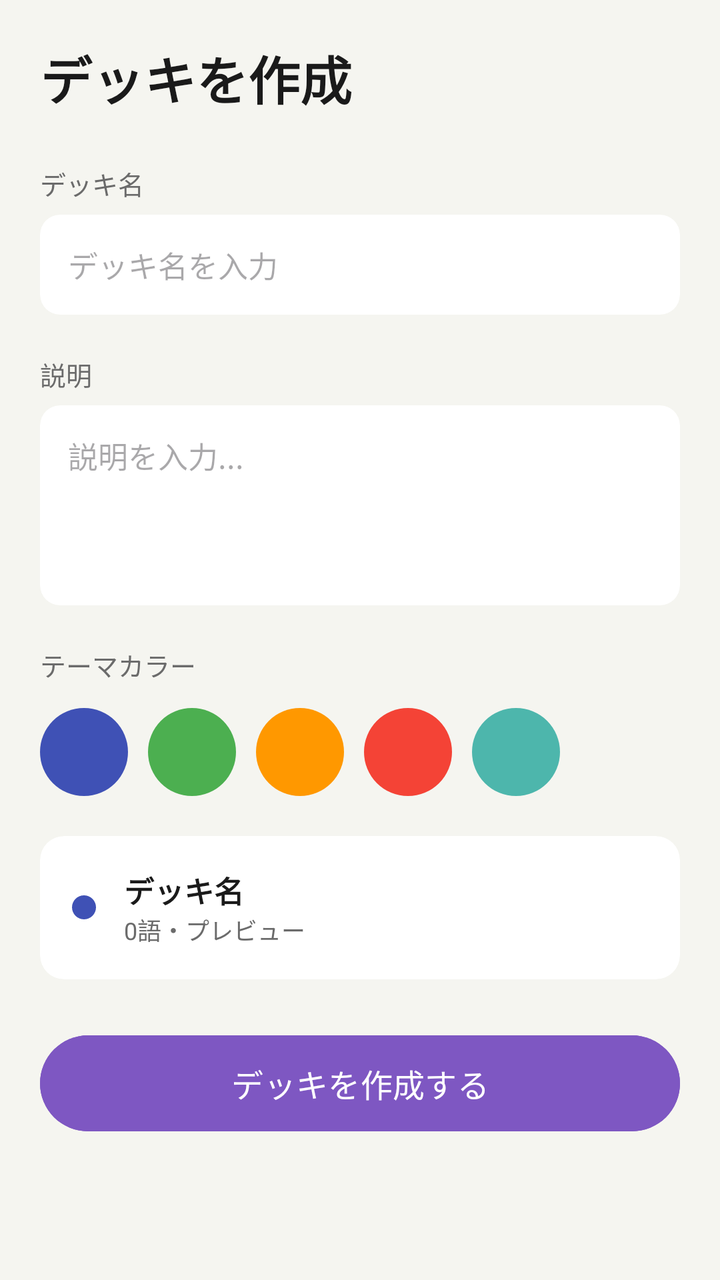
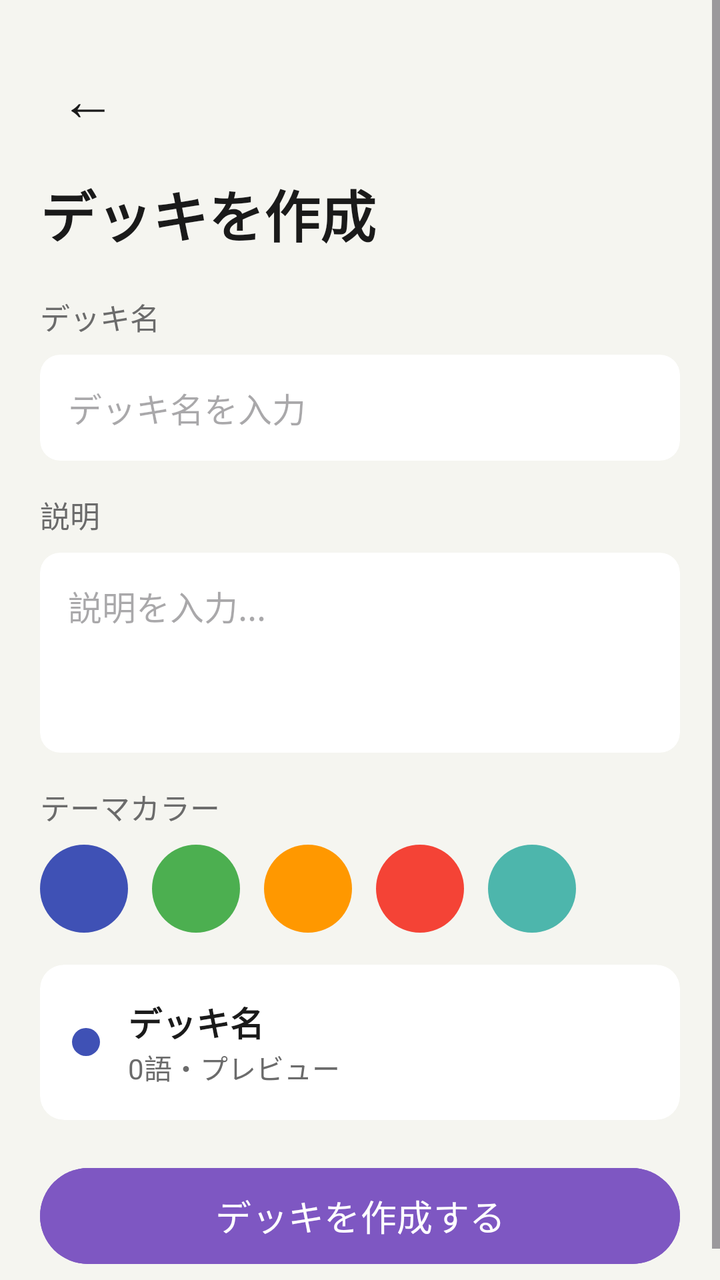

Compare the two renders of this Android layout. The source of the first and the diff that turns it into the second are given below.
<!-- AndroidManifest.xml: application theme Theme.WordQuizBattle -->
<!-- res/layout/fragment_deck_create.xml -->
<?xml version="1.0" encoding="utf-8"?>
<ScrollView xmlns:android="http://schemas.android.com/apk/res/android"
    xmlns:app="http://schemas.android.com/apk/res-auto"
    android:layout_width="match_parent"
    android:layout_height="match_parent"
    android:background="@color/background">

    <LinearLayout
        android:layout_width="match_parent"
        android:layout_height="wrap_content"
        android:orientation="vertical"
        android:padding="20dp">

        <TextView
            android:layout_width="wrap_content"
            android:layout_height="wrap_content"
            android:text="@string/deck_create_title"
            android:textSize="26sp"
            android:textStyle="bold"
            android:textColor="@color/text_primary"
            android:layout_marginBottom="24dp" />

        <TextView
            android:layout_width="wrap_content"
            android:layout_height="wrap_content"
            android:text="@string/deck_name_label"
            android:textSize="13sp"
            android:textColor="@color/text_secondary"
            android:layout_marginBottom="6dp" />

        <androidx.cardview.widget.CardView
            android:layout_width="match_parent"
            android:layout_height="wrap_content"
            android:layout_marginBottom="20dp"
            app:cardCornerRadius="10dp"
            app:cardElevation="0dp"
            app:cardBackgroundColor="@color/white">

            <EditText
                android:id="@+id/etDeckName"
                android:layout_width="match_parent"
                android:layout_height="wrap_content"
                android:padding="14dp"
                android:hint="@string/deck_name_hint"
                android:textSize="15sp"
                android:background="@null"
                android:inputType="text" />
        </androidx.cardview.widget.CardView>

        <TextView
            android:layout_width="wrap_content"
            android:layout_height="wrap_content"
            android:text="@string/deck_description_label"
            android:textSize="13sp"
            android:textColor="@color/text_secondary"
            android:layout_marginBottom="6dp" />

        <androidx.cardview.widget.CardView
            android:layout_width="match_parent"
            android:layout_height="wrap_content"
            android:layout_marginBottom="20dp"
            app:cardCornerRadius="10dp"
            app:cardElevation="0dp"
            app:cardBackgroundColor="@color/white">

            <EditText
                android:id="@+id/etDeckDescription"
                android:layout_width="match_parent"
                android:layout_height="100dp"
                android:padding="14dp"
                android:hint="@string/deck_description_hint"
                android:textSize="15sp"
                android:background="@null"
                android:gravity="top"
                android:inputType="textMultiLine" />
        </androidx.cardview.widget.CardView>

        <TextView
            android:layout_width="wrap_content"
            android:layout_height="wrap_content"
            android:text="@string/theme_color_label"
            android:textSize="13sp"
            android:textColor="@color/text_secondary"
            android:layout_marginBottom="12dp" />

        <LinearLayout
            android:id="@+id/colorPicker"
            android:layout_width="match_parent"
            android:layout_height="wrap_content"
            android:orientation="horizontal"
            android:layout_marginBottom="20dp">

            <View
                android:id="@+id/colorBlue"
                android:layout_width="44dp"
                android:layout_height="44dp"
                android:background="@drawable/circle_dot_blue"
                android:layout_marginEnd="10dp"
                android:contentDescription="@string/color_blue" />

            <View
                android:id="@+id/colorGreen"
                android:layout_width="44dp"
                android:layout_height="44dp"
                android:background="@drawable/circle_dot_green"
                android:layout_marginEnd="10dp"
                android:contentDescription="@string/color_green" />

            <View
                android:id="@+id/colorOrange"
                android:layout_width="44dp"
                android:layout_height="44dp"
                android:background="@drawable/circle_dot_orange"
                android:layout_marginEnd="10dp"
                android:contentDescription="@string/color_orange" />

            <View
                android:id="@+id/colorRed"
                android:layout_width="44dp"
                android:layout_height="44dp"
                android:background="@drawable/circle_dot_red"
                android:layout_marginEnd="10dp"
                android:contentDescription="@string/color_red" />

            <View
                android:id="@+id/colorMint"
                android:layout_width="44dp"
                android:layout_height="44dp"
                android:background="@drawable/circle_dot_mint"
                android:contentDescription="@string/color_mint" />
        </LinearLayout>

        <androidx.cardview.widget.CardView
            android:layout_width="match_parent"
            android:layout_height="wrap_content"
            android:layout_marginBottom="24dp"
            app:cardCornerRadius="12dp"
            app:cardElevation="0dp"
            app:cardBackgroundColor="@color/white">

            <LinearLayout
                android:layout_width="match_parent"
                android:layout_height="wrap_content"
                android:orientation="horizontal"
                android:padding="16dp"
                android:gravity="center_vertical">

                <View
                    android:id="@+id/viewPreviewColor"
                    android:layout_width="12dp"
                    android:layout_height="12dp"
                    android:background="@drawable/circle_dot_blue"
                    android:layout_marginEnd="14dp" />

                <LinearLayout
                    android:layout_width="match_parent"
                    android:layout_height="wrap_content"
                    android:orientation="vertical">

                    <TextView
                        android:id="@+id/tvPreviewName"
                        android:layout_width="wrap_content"
                        android:layout_height="wrap_content"
                        android:text="@string/deck_name_label"
                        android:textSize="15sp"
                        android:textStyle="bold"
                        android:textColor="@color/text_primary" />

                    <TextView
                        android:layout_width="wrap_content"
                        android:layout_height="wrap_content"
                        android:text="@string/preview_word_count"
                        android:textSize="12sp"
                        android:textColor="@color/text_secondary" />
                </LinearLayout>
            </LinearLayout>
        </androidx.cardview.widget.CardView>

        <Button
            android:id="@+id/btnCreateDeck"
            android:layout_width="match_parent"
            android:layout_height="56dp"
            android:text="@string/deck_create_button"
            android:textSize="16sp"
            android:textColor="@color/white"
            android:backgroundTint="@color/main_purple"
            android:stateListAnimator="@null" />

    </LinearLayout>
</ScrollView>
<!-- resources referenced by this layout -->
<resources>
  <color name="background">#F5F5F0</color>
  <color name="main_purple">#7E57C2</color>
  <color name="text_primary">#1A1A1A</color>
  <color name="text_secondary">#6B6B6B</color>
  <color name="white">#FFFFFF</color>
  <!-- drawable circle_dot_blue (drawable) -->
  <?xml version="1.0" encoding="utf-8"?>
  <shape xmlns:android="http://schemas.android.com/apk/res/android"
      android:shape="oval">
      <solid android:color="#3F51B5" />
  </shape>
  <!-- drawable circle_dot_green (drawable) -->
  <?xml version="1.0" encoding="utf-8"?>
  <shape xmlns:android="http://schemas.android.com/apk/res/android"
      android:shape="oval">
      <solid android:color="#4CAF50" />
  </shape>
  <!-- drawable circle_dot_mint (drawable) -->
  <?xml version="1.0" encoding="utf-8"?>
  <shape xmlns:android="http://schemas.android.com/apk/res/android"
      android:shape="oval">
      <solid android:color="#4DB6AC" />
  </shape>
  <!-- drawable circle_dot_orange (drawable) -->
  <?xml version="1.0" encoding="utf-8"?>
  <shape xmlns:android="http://schemas.android.com/apk/res/android"
      android:shape="oval">
      <solid android:color="#FF9800" />
  </shape>
  <!-- drawable circle_dot_red (drawable) -->
  <?xml version="1.0" encoding="utf-8"?>
  <shape xmlns:android="http://schemas.android.com/apk/res/android"
      android:shape="oval">
      <solid android:color="#F44336" />
  </shape>
  <string name="color_blue">青</string>
  <string name="color_green">緑</string>
  <string name="color_mint">ミント</string>
  <string name="color_orange">オレンジ</string>
  <string name="color_red">赤</string>
  <string name="deck_create_button">デッキを作成する</string>
  <string name="deck_create_title">デッキを作成</string>
  <string name="deck_description_hint">説明を入力...</string>
  <string name="deck_description_label">説明</string>
  <string name="deck_name_hint">デッキ名を入力</string>
  <string name="deck_name_label">デッキ名</string>
  <string name="preview_word_count">0語・プレビュー</string>
  <string name="theme_color_label">テーマカラー</string>
  <style name="Theme.WordQuizBattle" parent="Base.Theme.WordQuizBattle" />
  <style name="Base.Theme.WordQuizBattle" parent="Theme.Material3.DayNight.NoActionBar">
          
          
      </style>
</resources>

<!-- the commit's change to res/layout/fragment_deck_create.xml (unified diff, before → after) -->
@@ -12,26 +12,38 @@
         android:padding="20dp">
 
         <TextView
+            android:id="@+id/btnBack"
+            android:layout_width="wrap_content"
+            android:layout_height="wrap_content"
+            android:text="←"
+            android:textSize="28sp"
+            android:textColor="@color/text_primary"
+            android:padding="10dp"
+            android:layout_marginBottom="8dp"
+            android:background="?attr/selectableItemBackgroundBorderless"
+            android:contentDescription="@string/back" />
+
+        <TextView
             android:layout_width="wrap_content"
             android:layout_height="wrap_content"
             android:text="@string/deck_create_title"
-            android:textSize="26sp"
+            android:textSize="28sp"
             android:textStyle="bold"
             android:textColor="@color/text_primary"
-            android:layout_marginBottom="24dp" />
+            android:layout_marginBottom="20dp" />
 
         <TextView
             android:layout_width="wrap_content"
             android:layout_height="wrap_content"
             android:text="@string/deck_name_label"
-            android:textSize="13sp"
+            android:textSize="15sp"
             android:textColor="@color/text_secondary"
-            android:layout_marginBottom="6dp" />
+            android:layout_marginBottom="8dp" />
 
         <androidx.cardview.widget.CardView
             android:layout_width="match_parent"
             android:layout_height="wrap_content"
-            android:layout_marginBottom="20dp"
+            android:layout_marginBottom="16dp"
             app:cardCornerRadius="10dp"
             app:cardElevation="0dp"
             app:cardBackgroundColor="@color/white">
@@ -42,7 +54,7 @@
                 android:layout_height="wrap_content"
                 android:padding="14dp"
                 android:hint="@string/deck_name_hint"
-                android:textSize="15sp"
+                android:textSize="17sp"
                 android:background="@null"
                 android:inputType="text" />
         </androidx.cardview.widget.CardView>
@@ -51,14 +63,14 @@
             android:layout_width="wrap_content"
             android:layout_height="wrap_content"
             android:text="@string/deck_description_label"
-            android:textSize="13sp"
+            android:textSize="15sp"
             android:textColor="@color/text_secondary"
-            android:layout_marginBottom="6dp" />
+            android:layout_marginBottom="8dp" />
 
         <androidx.cardview.widget.CardView
             android:layout_width="match_parent"
             android:layout_height="wrap_content"
-            android:layout_marginBottom="20dp"
+            android:layout_marginBottom="16dp"
             app:cardCornerRadius="10dp"
             app:cardElevation="0dp"
             app:cardBackgroundColor="@color/white">
@@ -69,7 +81,7 @@
                 android:layout_height="100dp"
                 android:padding="14dp"
                 android:hint="@string/deck_description_hint"
-                android:textSize="15sp"
+                android:textSize="17sp"
                 android:background="@null"
                 android:gravity="top"
                 android:inputType="textMultiLine" />
@@ -79,23 +91,23 @@
             android:layout_width="wrap_content"
             android:layout_height="wrap_content"
             android:text="@string/theme_color_label"
-            android:textSize="13sp"
+            android:textSize="15sp"
             android:textColor="@color/text_secondary"
-            android:layout_marginBottom="12dp" />
+            android:layout_marginBottom="8dp" />
 
         <LinearLayout
             android:id="@+id/colorPicker"
             android:layout_width="match_parent"
             android:layout_height="wrap_content"
             android:orientation="horizontal"
-            android:layout_marginBottom="20dp">
+            android:layout_marginBottom="16dp">
 
             <View
                 android:id="@+id/colorBlue"
                 android:layout_width="44dp"
                 android:layout_height="44dp"
                 android:background="@drawable/circle_dot_blue"
-                android:layout_marginEnd="10dp"
+                android:layout_marginEnd="12dp"
                 android:contentDescription="@string/color_blue" />
 
             <View
@@ -103,7 +115,7 @@
                 android:layout_width="44dp"
                 android:layout_height="44dp"
                 android:background="@drawable/circle_dot_green"
-                android:layout_marginEnd="10dp"
+                android:layout_marginEnd="12dp"
                 android:contentDescription="@string/color_green" />
 
             <View
@@ -111,7 +123,7 @@
                 android:layout_width="44dp"
                 android:layout_height="44dp"
                 android:background="@drawable/circle_dot_orange"
-                android:layout_marginEnd="10dp"
+                android:layout_marginEnd="12dp"
                 android:contentDescription="@string/color_orange" />
 
             <View
@@ -119,7 +131,7 @@
                 android:layout_width="44dp"
                 android:layout_height="44dp"
                 android:background="@drawable/circle_dot_red"
-                android:layout_marginEnd="10dp"
+                android:layout_marginEnd="12dp"
                 android:contentDescription="@string/color_red" />
 
             <View
@@ -133,7 +145,7 @@
         <androidx.cardview.widget.CardView
             android:layout_width="match_parent"
             android:layout_height="wrap_content"
-            android:layout_marginBottom="24dp"
+            android:layout_marginBottom="20dp"
             app:cardCornerRadius="12dp"
             app:cardElevation="0dp"
             app:cardBackgroundColor="@color/white">
@@ -147,8 +159,8 @@
 
                 <View
                     android:id="@+id/viewPreviewColor"
-                    android:layout_width="12dp"
-                    android:layout_height="12dp"
+                    android:layout_width="14dp"
+                    android:layout_height="14dp"
                     android:background="@drawable/circle_dot_blue"
                     android:layout_marginEnd="14dp" />
 
@@ -162,7 +174,7 @@
                         android:layout_width="wrap_content"
                         android:layout_height="wrap_content"
                         android:text="@string/deck_name_label"
-                        android:textSize="15sp"
+                        android:textSize="17sp"
                         android:textStyle="bold"
                         android:textColor="@color/text_primary" />
 
@@ -170,7 +182,7 @@
                         android:layout_width="wrap_content"
                         android:layout_height="wrap_content"
                         android:text="@string/preview_word_count"
-                        android:textSize="12sp"
+                        android:textSize="14sp"
                         android:textColor="@color/text_secondary" />
                 </LinearLayout>
             </LinearLayout>
@@ -181,7 +193,7 @@
             android:layout_width="match_parent"
             android:layout_height="56dp"
             android:text="@string/deck_create_button"
-            android:textSize="16sp"
+            android:textSize="18sp"
             android:textColor="@color/white"
             android:backgroundTint="@color/main_purple"
             android:stateListAnimator="@null" />
<!-- resource entries referenced after the edit -->
@@ -35,6 +35,7 @@
       android:shape="oval">
       <solid android:color="#F44336" />
   </shape>
+  <string name="back">戻る</string>
   <string name="color_blue">青</string>
   <string name="color_green">緑</string>
   <string name="color_mint">ミント</string>
